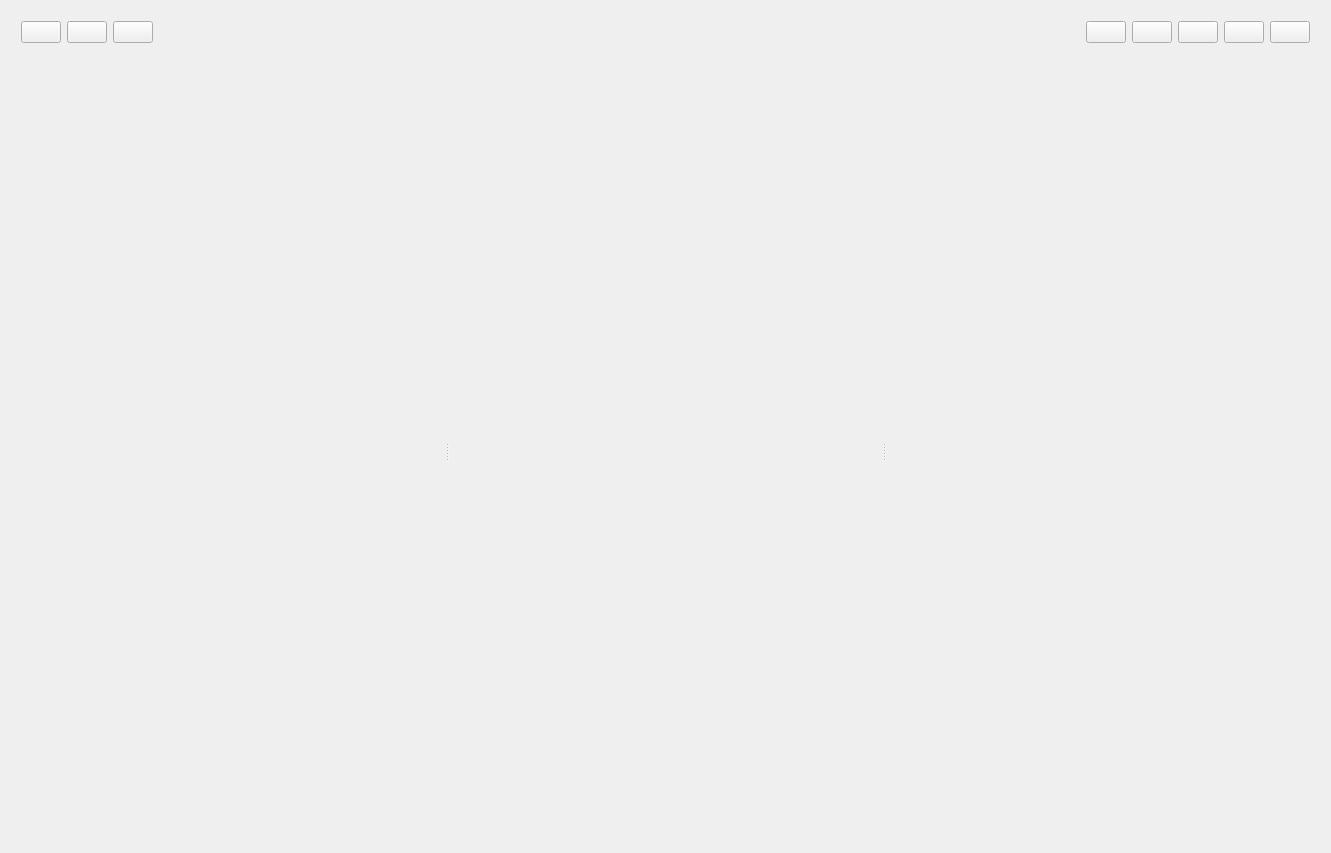
Above: src/airunner/gui/widgets/nodegraph/templates/node_graph.ui from Capsize-Games/airunner before the change. Below: the same form after it.
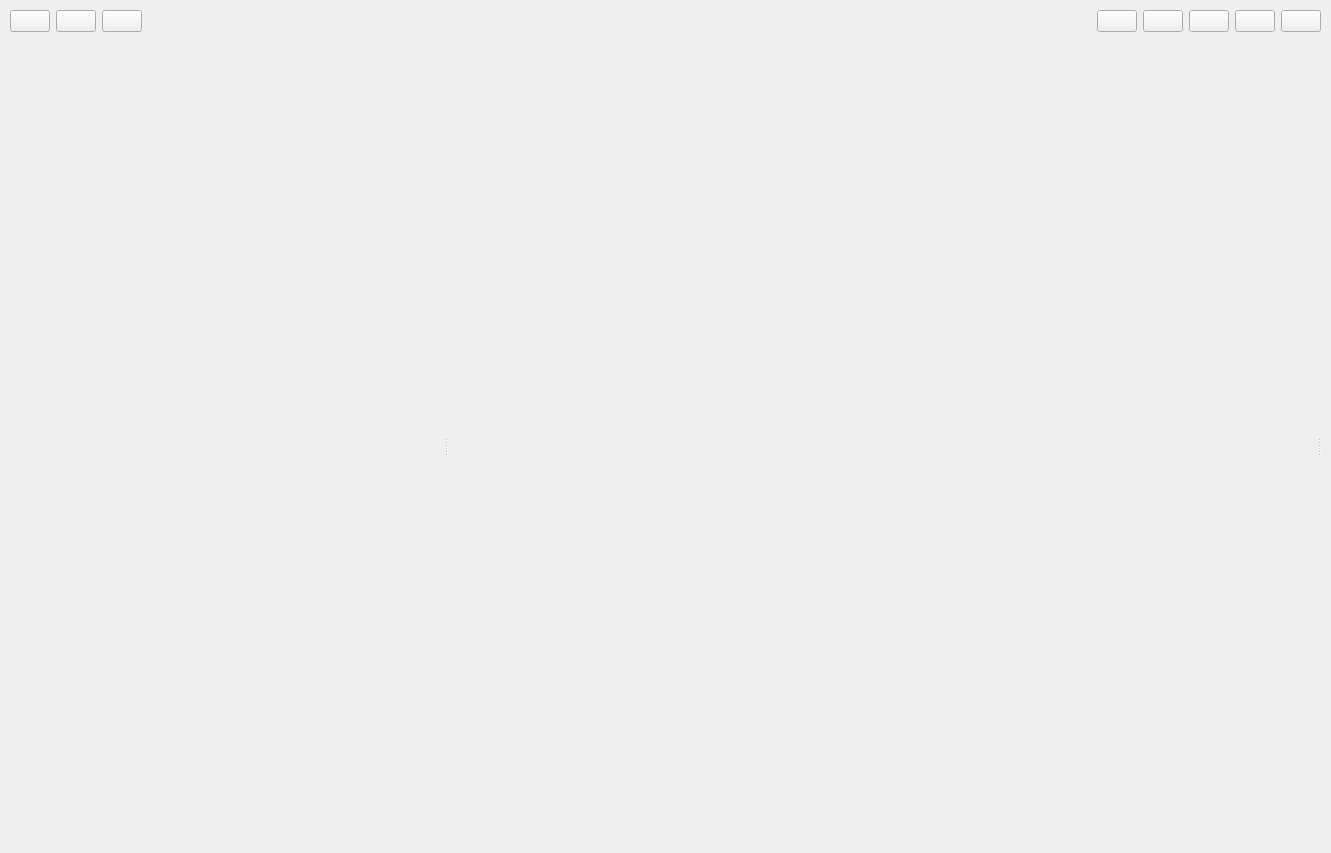
That is the form after the change. Icons and pictures are not drawn.

Diff of the .ui file:
```diff
--- a/src/airunner/gui/widgets/nodegraph/templates/node_graph.ui
+++ b/src/airunner/gui/widgets/nodegraph/templates/node_graph.ui
@@ -14,6 +14,18 @@
    <string>Form</string>
   </property>
   <layout class="QGridLayout" name="gridLayout_5">
+   <property name="leftMargin">
+    <number>10</number>
+   </property>
+   <property name="topMargin">
+    <number>10</number>
+   </property>
+   <property name="rightMargin">
+    <number>10</number>
+   </property>
+   <property name="bottomMargin">
+    <number>10</number>
+   </property>
    <item row="0" column="0">
     <widget class="QWidget" name="widget" native="true">
      <property name="sizePolicy">
@@ -24,13 +36,13 @@
      </property>
      <layout class="QGridLayout" name="gridLayout_3">
       <property name="leftMargin">
-       <number>10</number>
+       <number>0</number>
       </property>
       <property name="topMargin">
-       <number>10</number>
+       <number>0</number>
       </property>
       <property name="rightMargin">
-       <number>10</number>
+       <number>0</number>
       </property>
       <property name="bottomMargin">
        <number>10</number>
@@ -190,18 +202,31 @@
       <enum>Qt::Orientation::Horizontal</enum>
      </property>
      <widget class="QWidget" name="variables" native="true">
-      <layout class="QGridLayout" name="gridLayout_4"/>
+      <layout class="QGridLayout" name="gridLayout_4">
+       <property name="leftMargin">
+        <number>0</number>
+       </property>
+       <property name="topMargin">
+        <number>0</number>
+       </property>
+       <property name="rightMargin">
+        <number>10</number>
+       </property>
+       <property name="bottomMargin">
+        <number>0</number>
+       </property>
+      </layout>
      </widget>
      <widget class="QWidget" name="graph" native="true">
       <layout class="QGridLayout" name="gridLayout_2">
        <property name="leftMargin">
-        <number>0</number>
+        <number>10</number>
        </property>
        <property name="topMargin">
         <number>0</number>
        </property>
        <property name="rightMargin">
-        <number>0</number>
+        <number>10</number>
        </property>
        <property name="bottomMargin">
         <number>0</number>
@@ -209,7 +234,20 @@
       </layout>
      </widget>
      <widget class="QWidget" name="palette" native="true">
-      <layout class="QGridLayout" name="gridLayout"/>
+      <layout class="QGridLayout" name="gridLayout">
+       <property name="leftMargin">
+        <number>0</number>
+       </property>
+       <property name="topMargin">
+        <number>0</number>
+       </property>
+       <property name="rightMargin">
+        <number>0</number>
+       </property>
+       <property name="bottomMargin">
+        <number>0</number>
+       </property>
+      </layout>
      </widget>
     </widget>
    </item>
```
